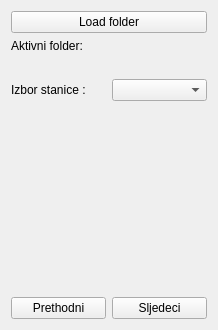
kluksa/kontrola-podataka, file weblogger_izbornik.ui: the form before one commit.
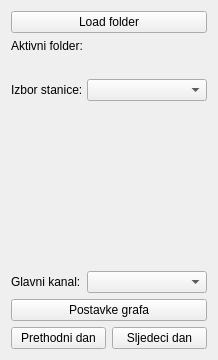
The form after the commit.

```diff
--- a/weblogger_izbornik.ui
+++ b/weblogger_izbornik.ui
@@ -7,11 +7,11 @@
     <x>0</x>
     <y>0</y>
     <width>218</width>
-    <height>330</height>
+    <height>360</height>
    </rect>
   </property>
   <property name="sizePolicy">
-   <sizepolicy hsizetype="Minimum" vsizetype="Minimum">
+   <sizepolicy hsizetype="Preferred" vsizetype="Preferred">
     <horstretch>0</horstretch>
     <verstretch>0</verstretch>
    </sizepolicy>
@@ -19,7 +19,7 @@
   <property name="minimumSize">
    <size>
     <width>218</width>
-    <height>330</height>
+    <height>360</height>
    </size>
   </property>
   <property name="maximumSize">
@@ -62,12 +62,12 @@
       <widget class="QLabel" name="label_3">
        <property name="maximumSize">
         <size>
-         <width>16777215</width>
+         <width>70</width>
          <height>16777215</height>
         </size>
        </property>
        <property name="text">
-        <string>Izbor stanice :</string>
+        <string>Izbor stanice:</string>
        </property>
       </widget>
      </item>
@@ -107,19 +107,46 @@
      </layout>
     </widget>
    </item>
+   <item>
+    <layout class="QHBoxLayout" name="horizontalLayout_2">
+     <item>
+      <widget class="QLabel" name="label_4">
+       <property name="maximumSize">
+        <size>
+         <width>70</width>
+         <height>16777215</height>
+        </size>
+       </property>
+       <property name="text">
+        <string>Glavni kanal:</string>
+       </property>
+      </widget>
+     </item>
+     <item>
+      <widget class="QComboBox" name="uiKanalCombo"/>
+     </item>
+    </layout>
+   </item>
+   <item>
+    <widget class="QPushButton" name="uiOpcije">
+     <property name="text">
+      <string>Postavke grafa</string>
+     </property>
+    </widget>
+   </item>
    <item>
     <layout class="QHBoxLayout" name="horizontalLayout_3">
      <item>
       <widget class="QPushButton" name="uiPrethodni">
        <property name="text">
-        <string>Prethodni</string>
+        <string>Prethodni dan</string>
        </property>
       </widget>
      </item>
      <item>
       <widget class="QPushButton" name="uiSljedeci">
        <property name="text">
-        <string>Sljedeci</string>
+        <string>Sljedeci dan</string>
        </property>
       </widget>
      </item>
```
